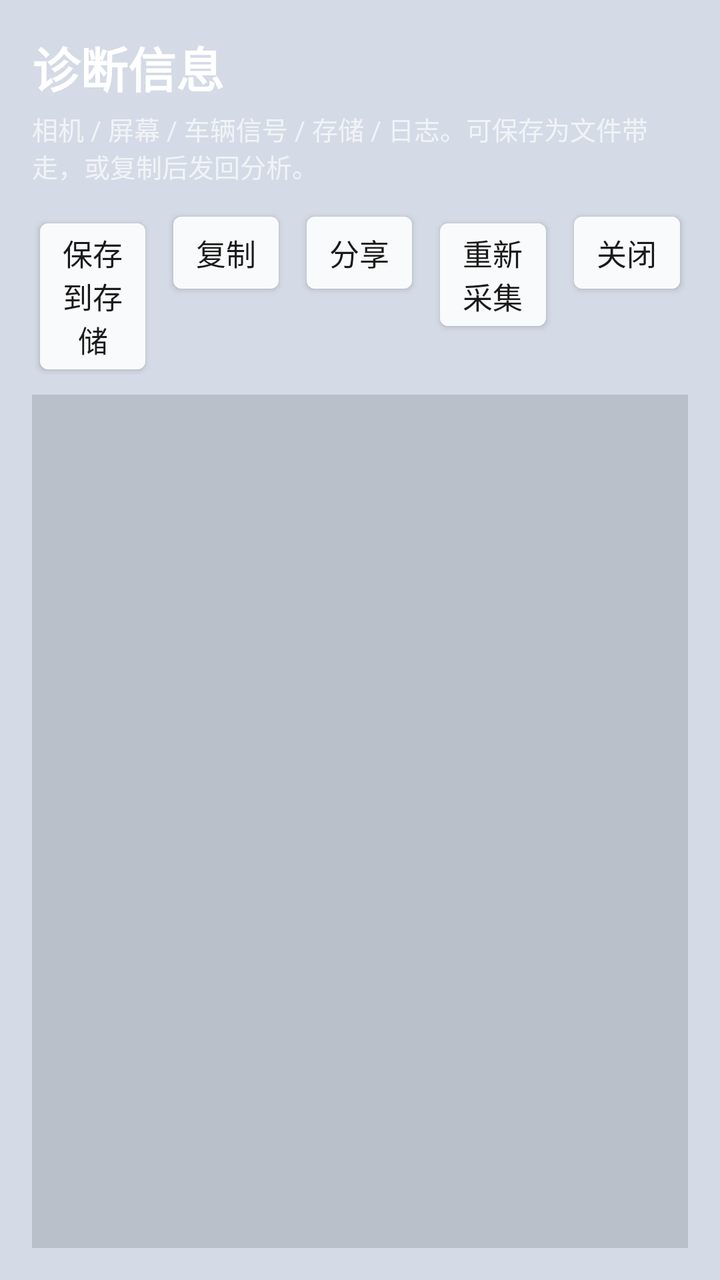
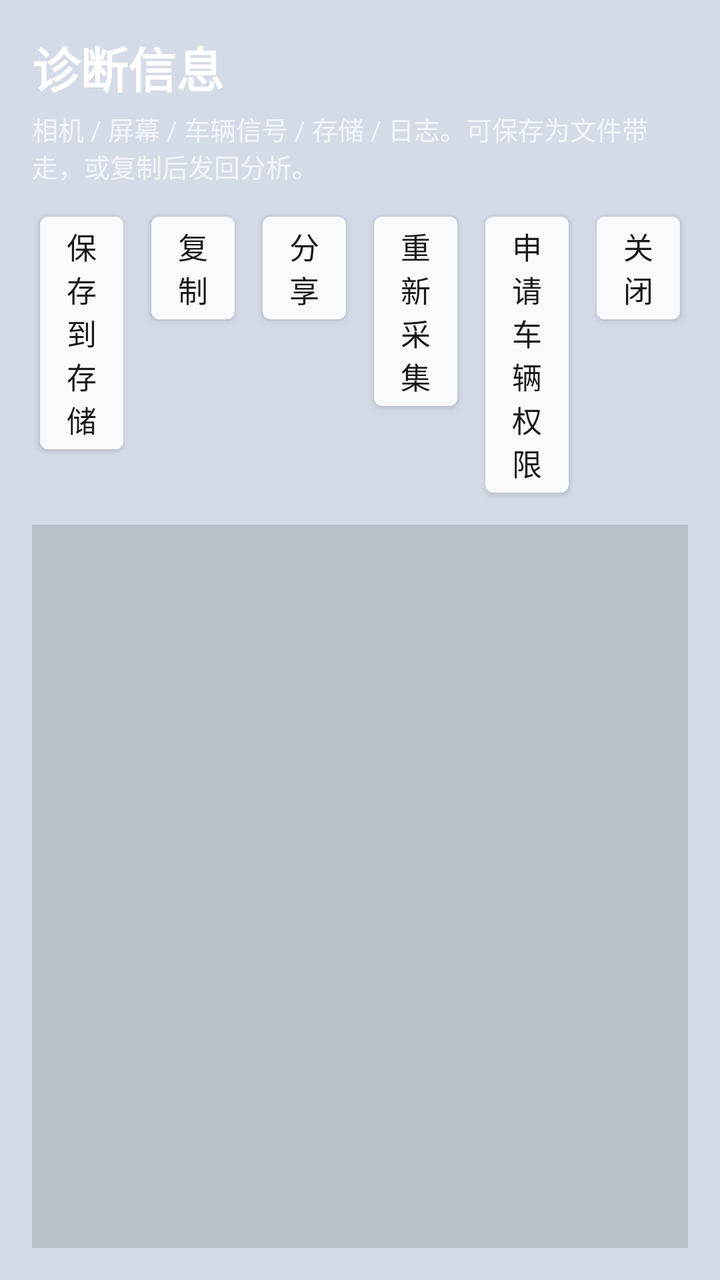

An Android layout rendered at two revisions. The XML below is the earlier revision; the diff shows what the commit changed to produce the second picture.
<!-- AndroidManifest.xml: activity theme android:Theme.DeviceDefault.NoActionBar -->
<!-- res/layout/activity_diagnostics.xml -->
<?xml version="1.0" encoding="utf-8"?>
<LinearLayout xmlns:android="http://schemas.android.com/apk/res/android"
    android:layout_width="match_parent"
    android:layout_height="match_parent"
    android:orientation="vertical"
    android:background="@color/menu_background"
    android:padding="16dp">

    <TextView
        android:layout_width="wrap_content"
        android:layout_height="wrap_content"
        android:text="诊断信息"
        android:textColor="#FFFFFF"
        android:textSize="24sp"
        android:textStyle="bold" />

    <TextView
        android:layout_width="match_parent"
        android:layout_height="wrap_content"
        android:layout_marginTop="4dp"
        android:layout_marginBottom="10dp"
        android:text="相机 / 屏幕 / 车辆信号 / 存储 / 日志。可保存为文件带走，或复制后发回分析。"
        android:textColor="#AAFFFFFF"
        android:textSize="13sp" />

    
    <LinearLayout
        android:layout_width="match_parent"
        android:layout_height="wrap_content"
        android:orientation="horizontal"
        android:layout_marginBottom="10dp">

        <Button
            android:id="@+id/diagnostics_save"
            android:layout_width="0dp"
            android:layout_height="wrap_content"
            android:layout_weight="1"
            android:layout_marginEnd="6dp"
            android:text="保存到存储"
            android:textSize="15sp"
            android:backgroundTint="@color/button_background"
            android:textColor="@color/button_text" />

        <Button
            android:id="@+id/diagnostics_copy"
            android:layout_width="0dp"
            android:layout_height="wrap_content"
            android:layout_weight="1"
            android:layout_marginEnd="6dp"
            android:text="复制"
            android:textSize="15sp"
            android:backgroundTint="@color/button_background"
            android:textColor="@color/button_text" />

        <Button
            android:id="@+id/diagnostics_share"
            android:layout_width="0dp"
            android:layout_height="wrap_content"
            android:layout_weight="1"
            android:layout_marginEnd="6dp"
            android:text="分享"
            android:textSize="15sp"
            android:backgroundTint="@color/button_background"
            android:textColor="@color/button_text" />

        <Button
            android:id="@+id/diagnostics_refresh"
            android:layout_width="0dp"
            android:layout_height="wrap_content"
            android:layout_weight="1"
            android:layout_marginEnd="6dp"
            android:text="重新采集"
            android:textSize="15sp"
            android:backgroundTint="@color/button_background"
            android:textColor="@color/button_text" />

        <Button
            android:id="@+id/diagnostics_close"
            android:layout_width="0dp"
            android:layout_height="wrap_content"
            android:layout_weight="1"
            android:text="关闭"
            android:textSize="15sp"
            android:backgroundTint="@color/button_background"
            android:textColor="@color/button_text" />
    </LinearLayout>

    
    <ScrollView
        android:layout_width="match_parent"
        android:layout_height="0dp"
        android:layout_weight="1"
        android:background="#20000000"
        android:padding="8dp">

        <HorizontalScrollView
            android:layout_width="match_parent"
            android:layout_height="wrap_content">

            <TextView
                android:id="@+id/diagnostics_report"
                android:layout_width="wrap_content"
                android:layout_height="wrap_content"
                android:textIsSelectable="true"
                android:fontFamily="monospace"
                android:textColor="#DDFFFFFF"
                android:textSize="12sp" />
        </HorizontalScrollView>
    </ScrollView>

</LinearLayout>
<!-- resources referenced by this layout -->
<resources>
  <color name="button_background">#FFF9FAFB</color>
  <color name="button_text">#FF1A1A1A</color>
  <color name="menu_background">#FFD4DBE6</color>
</resources>

<!-- the commit's change to res/layout/activity_diagnostics.xml (unified diff, before → after) -->
@@ -75,6 +75,17 @@
             android:textColor="@color/button_text" />
 
         <Button
+            android:id="@+id/diagnostics_request_car_perms"
+            android:layout_width="0dp"
+            android:layout_height="wrap_content"
+            android:layout_weight="1"
+            android:layout_marginEnd="6dp"
+            android:text="申请车辆权限"
+            android:textSize="15sp"
+            android:backgroundTint="@color/button_background"
+            android:textColor="@color/button_text" />
+
+        <Button
             android:id="@+id/diagnostics_close"
             android:layout_width="0dp"
             android:layout_height="wrap_content"
